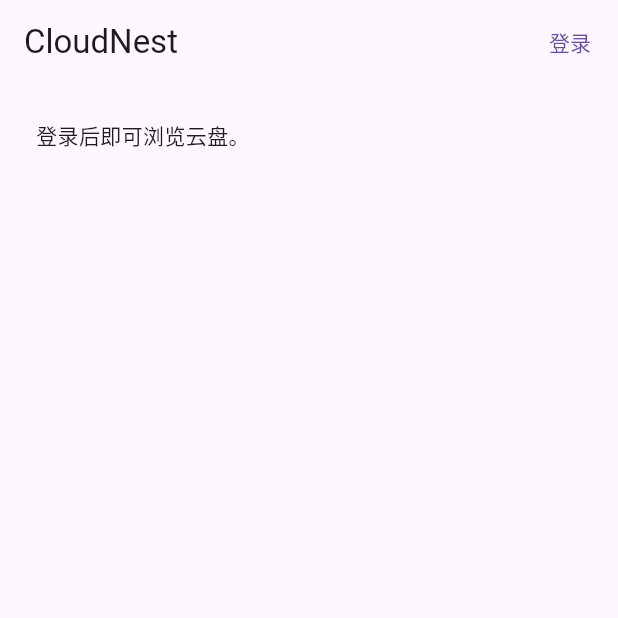
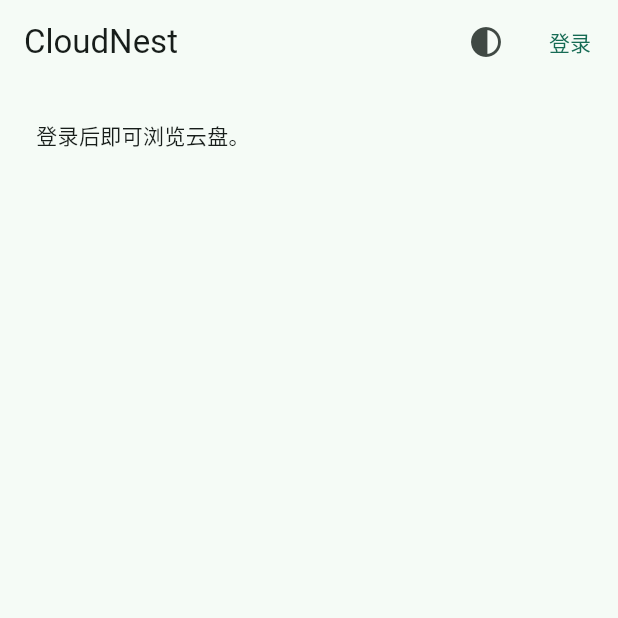
Before and after one commit to opaoxx/Cloud-Nest, a Flutter app: the screen it shows after launch, on a phone screen of 412 x 824 dp, the top half of it. Run offline on Flutter 3.47's test engine with Material 3 defaults, Android fonts, the phone set to English and light mode, and no system bars; our stand-ins replace material_ui.

Commit message:
为安卓云盘保存浅色深色和跟随系统偏好

```diff
--- a/apps/mobile/lib/cloud_drive_page.dart
+++ b/apps/mobile/lib/cloud_drive_page.dart
@@ -19,12 +19,14 @@ class CloudDrivePage extends StatefulWidget {
     required this.account,
     this.accountBusy = false,
     this.onLogout,
+    this.onChooseTheme,
     this.onSessionEnded,
   });
 
   final MobileAccount account;
   final bool accountBusy;
   final VoidCallback? onLogout;
+  final VoidCallback? onChooseTheme;
   final ValueChanged<String>? onSessionEnded;
 
   @override
@@ -542,9 +544,12 @@ class _CloudDrivePageState extends State<CloudDrivePage> {
               onSelected: (action) {
                 if (action == 'refresh') _load(_currentDirectory);
                 if (action == 'logout') widget.onLogout?.call();
+                if (action == 'theme') widget.onChooseTheme?.call();
               },
               itemBuilder: (context) => [
                 const PopupMenuItem(value: 'refresh', child: Text('刷新目录')),
+                if (widget.onChooseTheme != null)
+                  const PopupMenuItem(value: 'theme', child: Text('界面主题')),
                 if (widget.onLogout != null)
                   const PopupMenuItem(value: 'logout', child: Text('退出登录')),
               ],
--- a/apps/mobile/lib/home_page.dart
+++ b/apps/mobile/lib/home_page.dart
@@ -2,15 +2,23 @@ import 'dart:async';
 
 import 'package:material_ui/material_ui.dart';
 
+import 'app_theme.dart';
 import 'cloud_drive_page.dart';
 import 'login_page.dart';
 import 'mobile_account.dart';
 import 'native_login.dart';
 
 class HomePage extends StatefulWidget {
-  const HomePage({super.key, this.account});
+  const HomePage({
+    super.key,
+    this.account,
+    required this.themeMode,
+    required this.onThemeChanged,
+  });
 
   final MobileAccount? account;
+  final ThemeMode themeMode;
+  final Future<bool> Function(ThemeMode) onThemeChanged;
 
   @override
   State<HomePage> createState() => _HomePageState();
@@ -46,6 +54,16 @@ class _HomePageState extends State<HomePage> {
     }
   }
 
+  Future<void> _chooseTheme() async {
+    final chosen = await showAppThemeDialog(context, widget.themeMode);
+    if (!mounted || chosen == null || chosen == widget.themeMode) return;
+    final saved = await widget.onThemeChanged(chosen);
+    if (!saved && mounted) {
+      ScaffoldMessenger.of(context)
+          .showSnackBar(const SnackBar(content: Text('当前主题已切换，但无法保存选择。')));
+    }
+  }
+
   Future<void> _runAccount(Future<void> Function() action) async {
     if (_accountBusy) return;
     setState(() {
@@ -71,6 +89,7 @@ class _HomePageState extends State<HomePage> {
         account: _account,
         accountBusy: _accountBusy,
         onLogout: _logout,
+        onChooseTheme: _chooseTheme,
         onSessionEnded: (message) => setState(() => _notice = message),
       );
     }
@@ -78,6 +97,11 @@ class _HomePageState extends State<HomePage> {
       appBar: AppBar(
         title: const Text('CloudNest'),
         actions: [
+          IconButton(
+            tooltip: '界面主题',
+            onPressed: _chooseTheme,
+            icon: const Icon(Icons.contrast),
+          ),
           TextButton(
             onPressed: _accountBusy ? null : _openLogin,
             child: const Text('登录'),
--- a/apps/mobile/lib/main.dart
+++ b/apps/mobile/lib/main.dart
@@ -1,5 +1,8 @@
+import 'dart:async';
+
 import 'package:material_ui/material_ui.dart';
 
+import 'app_theme.dart';
 import 'home_page.dart';
 import 'mobile_account.dart';
 
@@ -8,18 +11,55 @@ void main() {
   runApp(const CloudNestApp());
 }
 
-class CloudNestApp extends StatelessWidget {
+class CloudNestApp extends StatefulWidget {
   const CloudNestApp({super.key, this.account});
 
   final MobileAccount? account;
 
   @override
+  State<CloudNestApp> createState() => _CloudNestAppState();
+}
+
+class _CloudNestAppState extends State<CloudNestApp> {
+  static const _seed = Color(0xFF26745D);
+  ThemeMode _mode = ThemeMode.system;
+  bool _chosen = false;
+
+  @override
+  void initState() {
+    super.initState();
+    unawaited(_restoreTheme());
+  }
+
+  Future<void> _restoreTheme() async {
+    // 1. 读取本机偏好。若用户已选择，则保留更新的选择。
+    final mode = await readAppTheme();
+    if (mounted && !_chosen) setState(() => _mode = mode);
+  }
+
+  Future<bool> _setTheme(ThemeMode mode) {
+    // 2. 全部页面即时换色，再保存到设备本地。
+    setState(() {
+      _chosen = true;
+      _mode = mode;
+    });
+    return saveAppTheme(mode);
+  }
+
+  @override
   Widget build(BuildContext context) {
-    // 2. 按会话状态显示登录入口或云盘。
+    // 3. 系统模式自动使用系统明暗，手动选择则沿用指定配色。
     return MaterialApp(
       title: 'CloudNest',
       debugShowCheckedModeBanner: false,
-      home: HomePage(account: account),
+      theme: ThemeData(colorSchemeSeed: _seed),
+      darkTheme: ThemeData(colorSchemeSeed: _seed, brightness: Brightness.dark),
+      themeMode: _mode,
+      home: HomePage(
+        account: widget.account,
+        themeMode: _mode,
+        onThemeChanged: _setTheme,
+      ),
     );
   }
 }
```
Also changed, not shown: apps/mobile/lib/app_theme.dart (added, +52 -0 lines), 2 other files.
